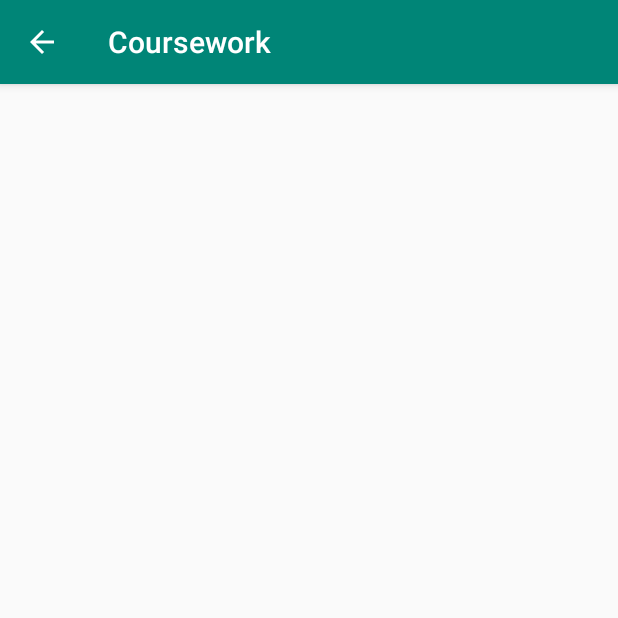
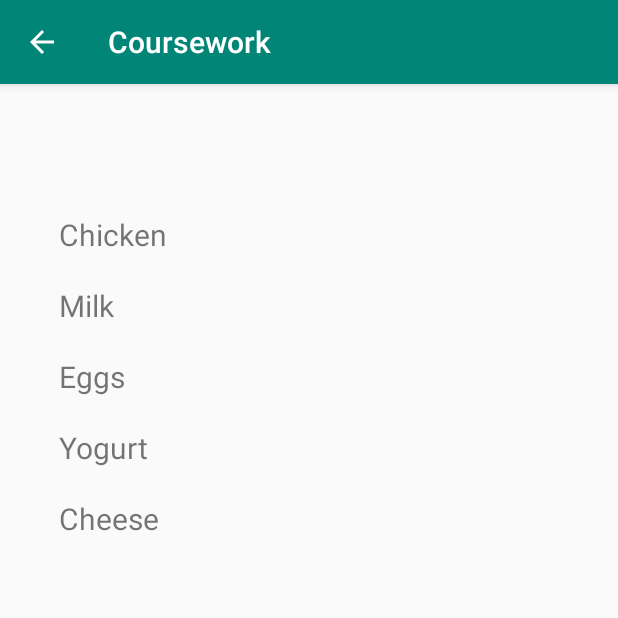
Before and after one commit to Walkmilton/Mobile-Development, an Android app: the FridgeActivity screen opened directly, with no data from a screen before it, on a phone screen of 412 x 824 dp, the top half of it. Run offline under Robolectric (Android 15) with nearby library versions, the phone set to English and light mode, and no system bars.

Commit message:
Added RecyclerView to fridge activity

```diff
--- a/Coursework/app/build.gradle
+++ b/Coursework/app/build.gradle
@@ -25,4 +25,5 @@ dependencies {
     testImplementation 'junit:junit:4.12'
     androidTestImplementation 'com.android.support.test:runner:1.0.2'
     androidTestImplementation 'com.android.support.test.espresso:espresso-core:3.0.2'
+    implementation 'com.android.support:recyclerview-v7:28.0.0'
 }
--- a/Coursework/app/src/main/java/com/example/coursework/FridgeActivity.java
+++ b/Coursework/app/src/main/java/com/example/coursework/FridgeActivity.java
@@ -2,12 +2,43 @@ package com.example.coursework;
 
 import android.support.v7.app.AppCompatActivity;
 import android.os.Bundle;
+import android.support.v7.widget.LinearLayoutManager;
+import android.support.v7.widget.RecyclerView;
+import android.view.View;
+import android.widget.Toast;
 
-public class FridgeActivity extends AppCompatActivity {
+import java.util.ArrayList;
+
+public class FridgeActivity extends AppCompatActivity implements MyRecyclerViewAdapter.ItemClickListener {
+
+
+    MyRecyclerViewAdapter adapter;
+
 
     @Override
     protected void onCreate(Bundle savedInstanceState) {
         super.onCreate(savedInstanceState);
         setContentView(R.layout.activity_fridge);
+
+
+    // data to populate the RecyclerView with
+    ArrayList<String> fridgeArray = new ArrayList<>();
+        fridgeArray.add("Chicken");
+        fridgeArray.add("Milk");
+        fridgeArray.add("Eggs");
+        fridgeArray.add("Yogurt");
+        fridgeArray.add("Cheese");
+
+    // set up the RecyclerView
+    RecyclerView recyclerView = findViewById(R.id.fridgeItemList);
+        recyclerView.setLayoutManager(new LinearLayoutManager(this));
+        adapter = new MyRecyclerViewAdapter(this, fridgeArray);
+        adapter.setClickListener(this);
+        recyclerView.setAdapter(adapter);
+}
+
+    @Override
+    public void onItemClick(View view, int position) {
+        Toast.makeText(this, "You clicked " + adapter.getItem(position) + " on row number " + position, Toast.LENGTH_SHORT).show();
     }
 }
--- /dev/null
+++ b/Coursework/app/src/main/java/com/example/coursework/MyRecyclerViewAdapter.java
@@ -0,0 +1,75 @@
+package com.example.coursework;
+
+import android.content.Context;
+import android.support.v7.widget.RecyclerView;
+import android.view.LayoutInflater;
+import android.view.View;
+import android.view.ViewGroup;
+import android.widget.TextView;
+
+import java.util.List;
+
+public class MyRecyclerViewAdapter extends RecyclerView.Adapter<MyRecyclerViewAdapter.ViewHolder> {
+
+    private List<String> mData;
+    private LayoutInflater mInflater;
+    private ItemClickListener mClickListener;
+
+    // data is passed into the constructor
+    MyRecyclerViewAdapter(Context context, List<String> data) {
+        this.mInflater = LayoutInflater.from(context);
+        this.mData = data;
+    }
+
+    // inflates the row layout from xml when needed
+    @Override
+    public ViewHolder onCreateViewHolder(ViewGroup parent, int viewType) {
+        View view = mInflater.inflate(R.layout.recyclerview_row, parent, false);
+        return new ViewHolder(view);
+    }
+
+    // binds the data to the TextView in each row
+    @Override
+    public void onBindViewHolder(ViewHolder holder, int position) {
+        String item = mData.get(position);
+        holder.myTextView.setText(item);
+    }
+
+    // total number of rows
+    @Override
+    public int getItemCount() {
+        return mData.size();
+    }
+
+
+    // stores and recycles views as they are scrolled off screen
+    public class ViewHolder extends RecyclerView.ViewHolder implements View.OnClickListener {
+        TextView myTextView;
+
+        ViewHolder(View itemView) {
+            super(itemView);
+            myTextView = itemView.findViewById(R.id.fridgeItem);
+            itemView.setOnClickListener(this);
+        }
+
+        @Override
+        public void onClick(View view) {
+            if (mClickListener != null) mClickListener.onItemClick(view, getAdapterPosition());
+        }
+    }
+
+    // convenience method for getting data at click position
+    String getItem(int id) {
+        return mData.get(id);
+    }
+
+    // allows clicks events to be caught
+    void setClickListener(ItemClickListener itemClickListener) {
+        this.mClickListener = itemClickListener;
+    }
+
+    // parent activity will implement this method to respond to click events
+    public interface ItemClickListener {
+        void onItemClick(View view, int position);
+    }
+}
--- a/Coursework/app/src/main/res/layout/activity_fridge.xml
+++ b/Coursework/app/src/main/res/layout/activity_fridge.xml
@@ -6,4 +6,16 @@
     android:layout_height="match_parent"
     tools:context=".FridgeActivity">
 
+    <android.support.v7.widget.RecyclerView
+        android:id="@+id/fridgeItemList"
+        android:layout_width="353dp"
+        android:layout_height="394dp"
+        android:layout_marginStart="16dp"
+        android:layout_marginTop="32dp"
+        android:layout_marginEnd="16dp"
+        app:layout_constraintBottom_toBottomOf="parent"
+        app:layout_constraintEnd_toEndOf="parent"
+        app:layout_constraintStart_toStartOf="parent"
+        app:layout_constraintTop_toTopOf="parent"
+        app:layout_constraintVertical_bias="0.131" />
 </android.support.constraint.ConstraintLayout>
--- /dev/null
+++ b/Coursework/app/src/main/res/layout/recyclerview_row.xml
@@ -0,0 +1,15 @@
+<?xml version="1.0" encoding="utf-8"?>
+<LinearLayout
+    xmlns:android="http://schemas.android.com/apk/res/android"
+    android:layout_width="match_parent"
+    android:layout_height="wrap_content"
+    android:orientation="horizontal"
+    android:padding="10dp">
+
+    <TextView
+        android:id="@+id/fridgeItem"
+        android:layout_width="wrap_content"
+        android:layout_height="wrap_content"
+        android:textSize="20sp"/>
+
+</LinearLayout>
```
